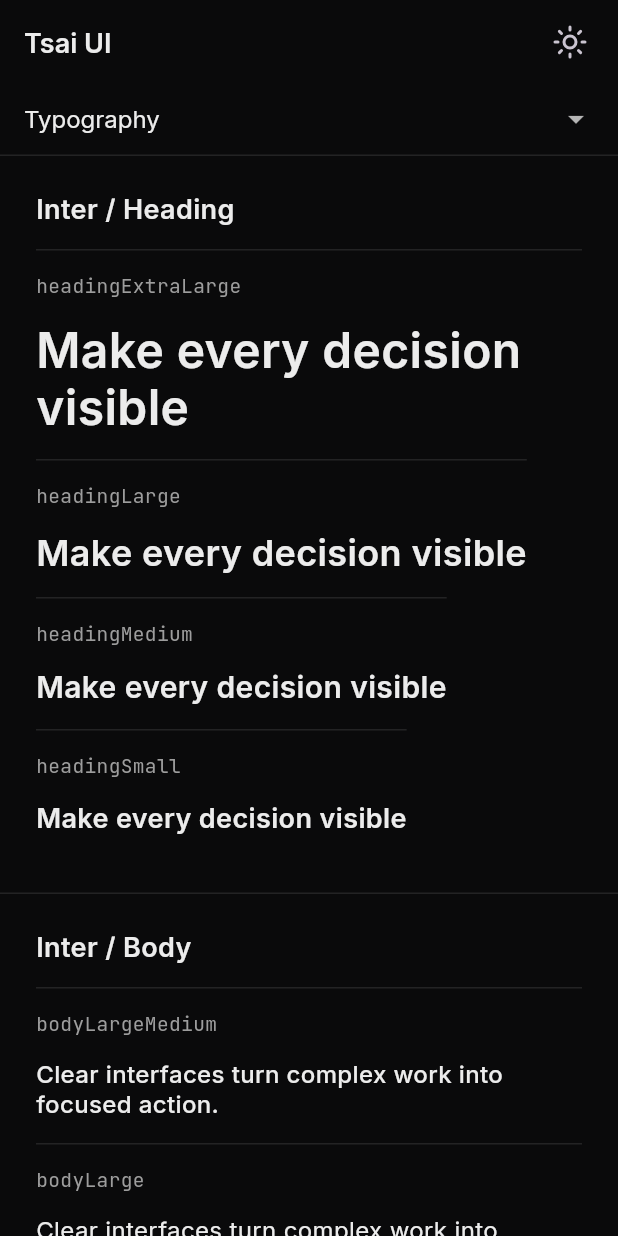
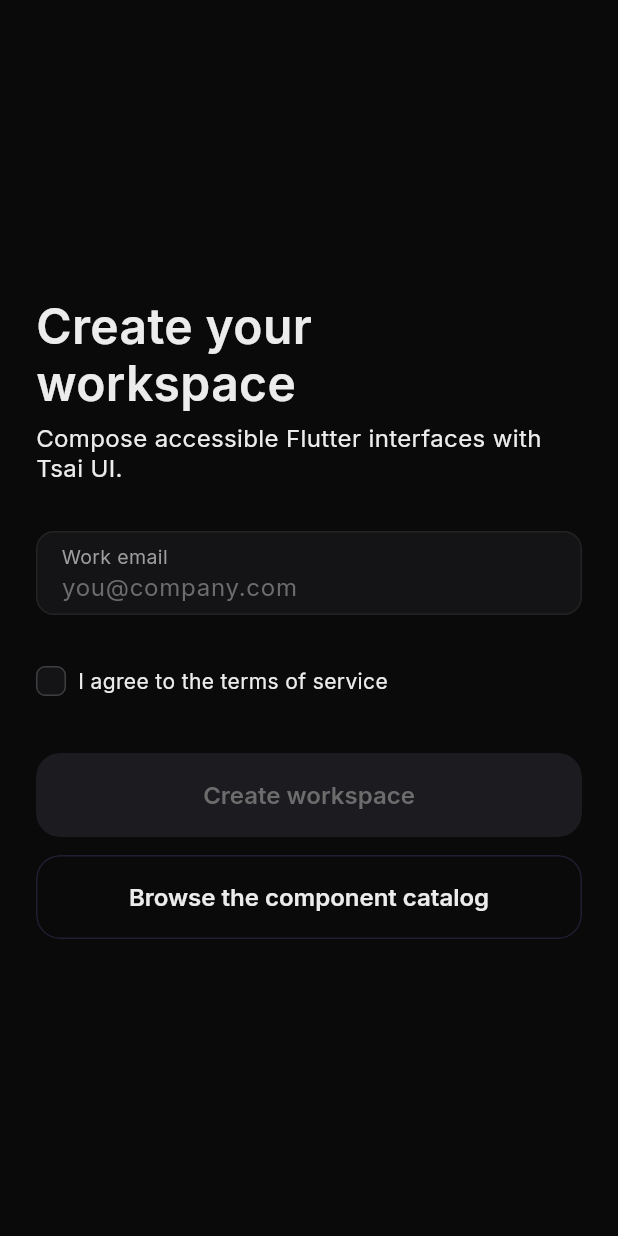
Before and after one commit to tsaitechnology/tsai-ui-flutter, a Flutter app: the screen it shows after launch, on a phone screen of 412 x 824 dp. Run offline on Flutter 3.47's test engine with Material 3 defaults, Android fonts, the phone set to English and light mode, and no system bars; our stand-ins replace flutter_lucide.

Commit message:
docs: expand pub.dev example

```diff
--- a/example/lib/catalog_app.dart
+++ b/example/lib/catalog_app.dart
@@ -10,9 +10,10 @@
 import 'features/typography/typography_widget_demo_screen.dart';
 
 class CatalogApp extends StatefulWidget {
-  const CatalogApp({super.key, this.initialRoute});
+  const CatalogApp({super.key, this.initialRoute, this.home});
 
   final String? initialRoute;
+  final Widget? home;
 
   @override
   State<CatalogApp> createState() => _CatalogAppState();
@@ -30,10 +31,12 @@
     themeMode: _themeMode,
     initialRoute: widget.initialRoute,
     routes: {
-      '/': (context) => TypographyDemoScreen(
-        themeMode: _themeMode,
-        onThemeModeChanged: _setThemeMode,
-      ),
+      '/': (context) =>
+          widget.home ??
+          TypographyDemoScreen(
+            themeMode: _themeMode,
+            onThemeModeChanged: _setThemeMode,
+          ),
       '/buttons': (context) => ButtonDemoScreen(
         themeMode: _themeMode,
         onThemeModeChanged: _setThemeMode,
--- a/example/lib/main.dart
+++ b/example/lib/main.dart
@@ -1,5 +1,78 @@
 import 'package:flutter/material.dart';
+import 'package:tsai_ui/tsai_ui.dart';
 
 import 'catalog_app.dart';
 
-void main() => runApp(const CatalogApp());
+void main() => runApp(const CatalogApp(home: QuickStartExample()));
+
+/// A compact example of theming and composing Tsai UI components.
+class QuickStartExample extends StatefulWidget {
+  const QuickStartExample({super.key});
+
+  @override
+  State<QuickStartExample> createState() => _QuickStartExampleState();
+}
+
+class _QuickStartExampleState extends State<QuickStartExample> {
+  bool _acceptedTerms = false;
+
+  @override
+  Widget build(BuildContext context) => Scaffold(
+    body: SafeArea(
+      child: Center(
+        child: SingleChildScrollView(
+          padding: const EdgeInsets.all(24),
+          child: ConstrainedBox(
+            constraints: const BoxConstraints(maxWidth: 480),
+            child: Column(
+              crossAxisAlignment: CrossAxisAlignment.stretch,
+              children: [
+                const TsaiHeading(
+                  'Create your workspace',
+                  size: TsaiHeadingSize.extraLarge,
+                ),
+                const SizedBox(height: 8),
+                const TsaiBody(
+                  'Compose accessible Flutter interfaces with Tsai UI.',
+                  size: TsaiBodySize.large,
+                  weight: TsaiTextWeight.regular,
+                ),
+                const SizedBox(height: 32),
+                const TsaiInput(
+                  label: 'Work email',
+                  hintText: 'you@company.com',
+                  keyboardType: TextInputType.emailAddress,
+                  autofillHints: [AutofillHints.email],
+                ),
+                const SizedBox(height: 20),
+                TsaiCheckbox(
+                  value: _acceptedTerms,
+                  label: 'I agree to the terms of service',
+                  onChanged: (value) =>
+                      setState(() => _acceptedTerms = value ?? false),
+                ),
+                const SizedBox(height: 24),
+                TsaiButton(
+                  label: 'Create workspace',
+                  isExpanded: true,
+                  onPressed: _acceptedTerms
+                      ? () => ScaffoldMessenger.of(context).showSnackBar(
+                          const SnackBar(content: Text('Workspace created')),
+                        )
+                      : null,
+                ),
+                const SizedBox(height: 12),
+                TsaiButton(
+                  label: 'Browse the component catalog',
+                  variant: TsaiButtonVariant.outline,
+                  isExpanded: true,
+                  onPressed: () => Navigator.pushNamed(context, '/buttons'),
+                ),
+              ],
+            ),
+          ),
+        ),
+      ),
+    ),
+  );
+}
```
Also changed, not shown: 1 other file.
